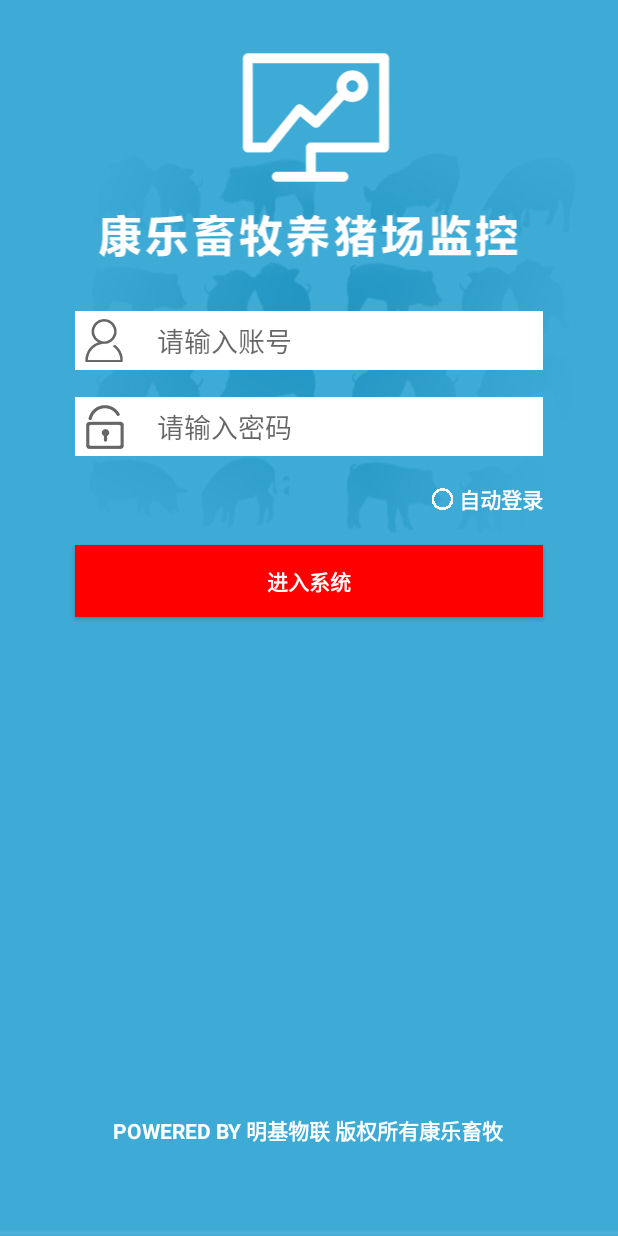
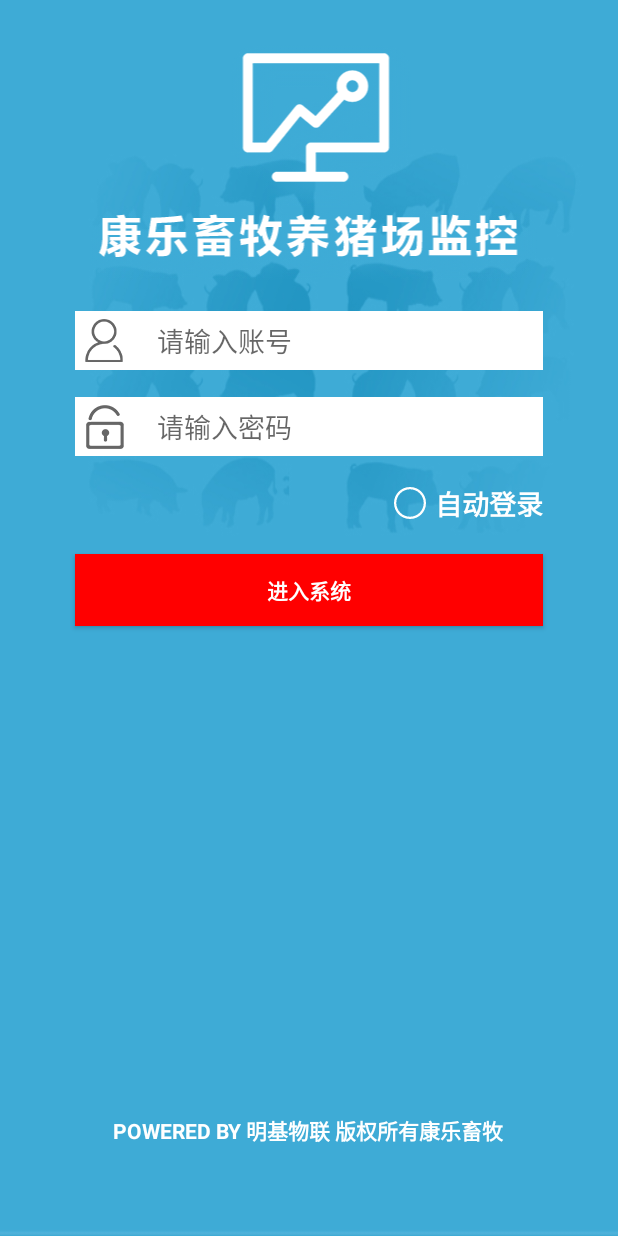
Before and after one commit to jinzhucn/FosterPig, an Android app: the screen it shows after launch (LoginActivity), on a phone screen of 412 x 824 dp. Run offline under Robolectric (Android 15) with nearby library versions, the phone set to English and light mode, and no system bars.

Commit message:
修改自动登录

```diff
--- a/app/src/main/res/layout/activity_login.xml
+++ b/app/src/main/res/layout/activity_login.xml
@@ -39,6 +39,7 @@
         android:textColor="@color/black" />
 
     <CheckBox
+        android:drawablePadding="6dp"
         android:id="@+id/cb_login_remember_password"
         android:layout_width="wrap_content"
         android:layout_height="wrap_content"
@@ -50,6 +51,7 @@
         android:checked="false"
         android:drawableLeft="@drawable/selector_login_radiobutton_bg"
         android:text="@string/login_remember_password"
+        android:textSize="18dp"
         android:textColor="@color/white"
         android:textStyle="bold" />
 
```
Also changed, not shown: app/src/main/res/mipmap-hdpi/radio_checked.png, app/src/main/res/mipmap-hdpi/radio_unchecked.png.
